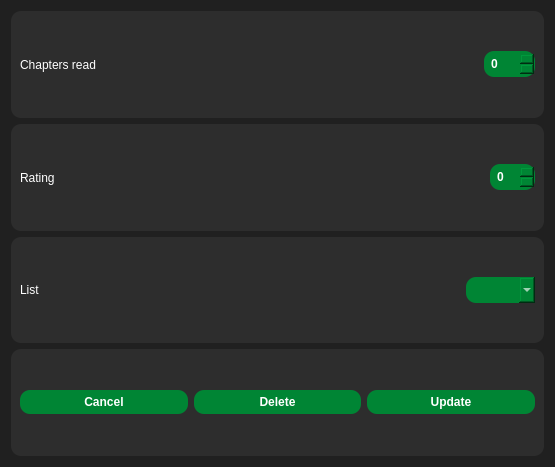
The window that data/ui/rate.ui (brandonzorn/Nlight) describes before a commit, drawn with Qt 5.
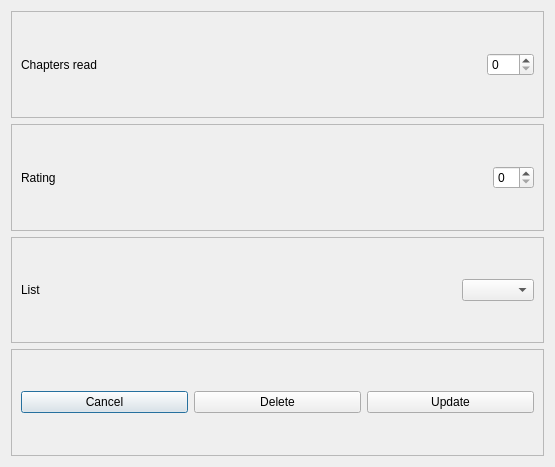
The same window after the commit.

```diff
--- a/data/ui/rate.ui
+++ b/data/ui/rate.ui
@@ -14,47 +14,7 @@
    <string>Dialog</string>
   </property>
   <property name="styleSheet">
-   <string notr="true">QFrame {
-	border-radius: 10px;
-	background-color: rgb(45, 45, 45);
-	color: rgb(255, 255, 255);
-}
-
-QDialog{
-	background-color: rgb(32, 32, 32);
-}
-
-QComboBox {
-	padding: 5px 1px;
-	border-radius: 10px;
-	font-weight: bold;
-	background-color: rgb(0, 133, 52);
-	color: rgb(255, 255, 255);
-}
-
-QSpinBox {
-	padding: 5px 5px;
-	border-radius: 10px;
-	font-weight: bold;
-	background-color: rgb(0, 133, 52);
-	color: rgb(255, 255, 255);
-}
-
-QPushButton {
-	padding: 5px 1px;
-	border-radius: 10px;
-	font-weight: bold;
-	background-color: rgb(0, 133, 52);
-	color: rgb(255, 255, 255);
-}
-
-QPushButton:hover:!pressed {
-	border-left: 3px solid white;
-}
-
-QPushButton:checked {
-	border-left: 3px solid white;
-}</string>
+   <string notr="true"/>
   </property>
   <property name="locale">
    <locale language="English" country="UnitedStates"/>
```
